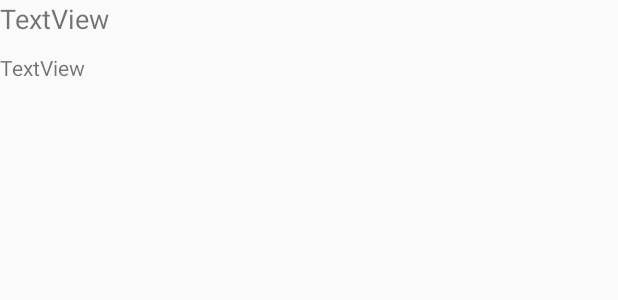
After one commit to nokia-wroclaw/innovativeproject-smart-sms, an Android app: the layout custom_rules_list_view.xml on its own in the app's theme, with its tools: preview values and no code run, on a phone screen of 412 x 824 dp. The commit adds this screen. Shown: the top 300 px of the screen. Run offline under Robolectric (Android 15) with nearby library versions, the phone set to English and light mode, and no system bars.

Commit message:
adding list of rules without working delete button

```diff
--- a/SmartSms/app/src/main/AndroidManifest.xml
+++ b/SmartSms/app/src/main/AndroidManifest.xml
@@ -19,6 +19,7 @@
         android:theme="@style/AppTheme">
         <activity android:name=".RulesActivity"></activity>
         <activity android:name=".PriorityActivity"></activity>
+        <activity android:name=".ListOfRulesActivity"></activity>
         <activity android:name=".MainActivity">
             <intent-filter>
                 <action android:name="android.intent.action.MAIN" />
--- a/SmartSms/app/src/main/java/com/example/smartsms/MainActivity.java
+++ b/SmartSms/app/src/main/java/com/example/smartsms/MainActivity.java
@@ -103,6 +103,10 @@ public class MainActivity extends AppCompatActivity implements RecyclerItemTouch
         Intent i = new Intent(MainActivity.this, PriorityActivity.class);
         startActivity(i);
     }
+    public void RuleListView(){
+        Intent i = new Intent(MainActivity.this, ListOfRulesActivity.class);
+        startActivity(i);
+    }
 
     @Override
     public void onSwiped(RecyclerView.ViewHolder viewHolder, int direction, int position) {
@@ -138,6 +142,8 @@ public class MainActivity extends AppCompatActivity implements RecyclerItemTouch
                 return true;
             }
             case R.id.action_rule: {
+                RuleListView();
+                return true;
 
             }
             default:
--- /dev/null
+++ b/SmartSms/app/src/main/res/layout/custom_rules_list_view.xml
@@ -0,0 +1,31 @@
+<?xml version="1.0" encoding="utf-8"?>
+<RelativeLayout
+    xmlns:android="http://schemas.android.com/apk/res/android"
+    xmlns:app="http://schemas.android.com/apk/res-auto"
+    android:layout_width="match_parent"
+    android:layout_height="match_parent">
+
+    <TextView
+        android:id="@+id/textViewRuleName"
+        android:layout_width="match_parent"
+        android:layout_height="35dp"
+        android:layout_alignParentEnd="true"
+        android:layout_alignParentRight="true"
+        android:layout_marginEnd="0dp"
+        android:layout_marginRight="0dp"
+
+        android:text="TextView"
+        android:textSize="18sp" />
+
+    <TextView
+        android:id="@+id/textViewRulePhone"
+        android:layout_width="match_parent"
+        android:layout_height="32dp"
+        android:layout_below="@+id/textViewRuleName"
+        android:layout_alignParentEnd="true"
+        android:layout_alignParentRight="true"
+        android:layout_marginEnd="0dp"
+        android:layout_marginRight="0dp"
+
+        android:text="TextView" />
+</RelativeLayout>
```
Also changed, not shown: SmartSms/app/src/main/java/com/example/smartsms/ListOfRulesActivity.java (added, +117 -0 lines), SmartSms/app/src/main/res/layout/list_of_rules.xml (added, +76 -0 lines).
